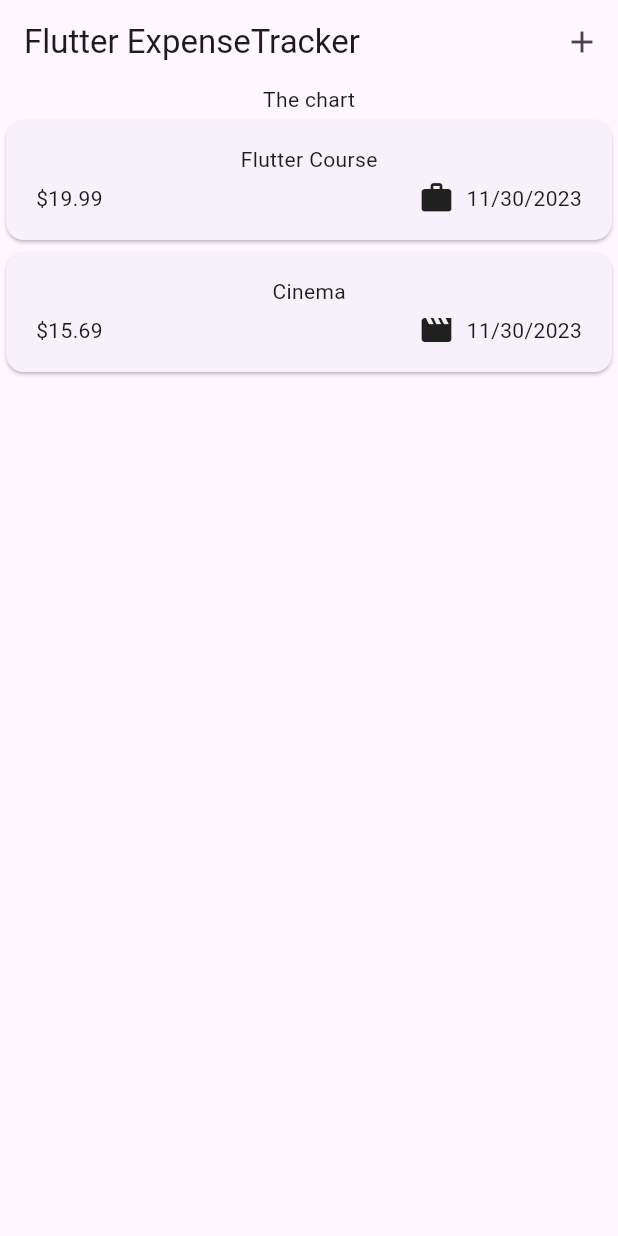
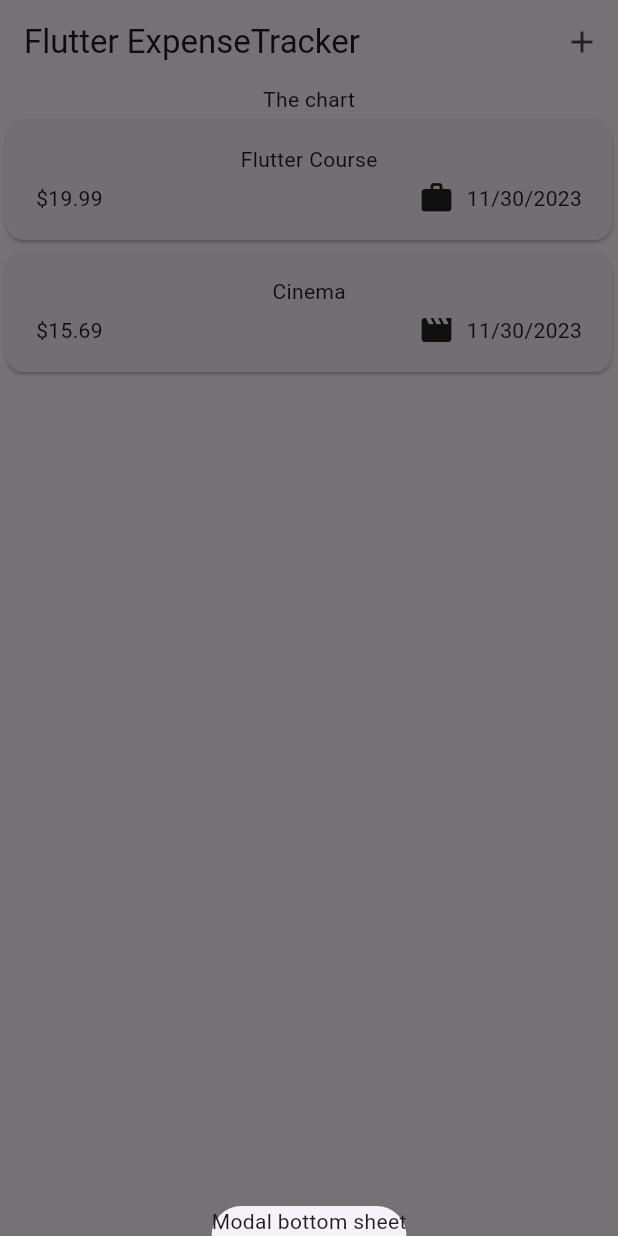
Before and after one commit to paulohc/flutter-expense-tracker, a Flutter app: the screen it shows after launch, after a tap on the "add" icon, on a phone screen of 412 x 824 dp. Run offline on Flutter 3.47's test engine with Material 3 defaults, Android fonts, the phone set to English and light mode, and no system bars.

Commit message:
feat: add modal bottom sheet

```diff
--- a/lib/widgets/expenses.dart
+++ b/lib/widgets/expenses.dart
@@ -27,6 +27,13 @@ class _ExpensesState extends State<Expenses> {
     ),
   ];
 
+  void _openAddExpenseOverlay() {
+    showModalBottomSheet(
+      context: context,
+      builder: (ctx) => const Text('Modal bottom sheet'),
+    );
+  }
+
   @override
   Widget build(BuildContext context) {
     return Scaffold(
@@ -34,7 +41,7 @@ class _ExpensesState extends State<Expenses> {
         title: const Text('Flutter ExpenseTracker'),
         actions: [
           IconButton(
-            onPressed: () {},
+            onPressed: _openAddExpenseOverlay,
             icon: const Icon(Icons.add),
           ),
         ],
--- a/lib/widgets/expenses_list/expenses_list.dart
+++ b/lib/widgets/expenses_list/expenses_list.dart
@@ -14,7 +14,7 @@ class ExpensesList extends StatelessWidget {
   Widget build(BuildContext context) {
     return ListView.builder(
       itemCount: expenses.length,
-      itemBuilder: (context, index) => ExpenseItem(expenses[index]),
+      itemBuilder: (ctx, index) => ExpenseItem(expenses[index]),
     );
   }
 }
```
